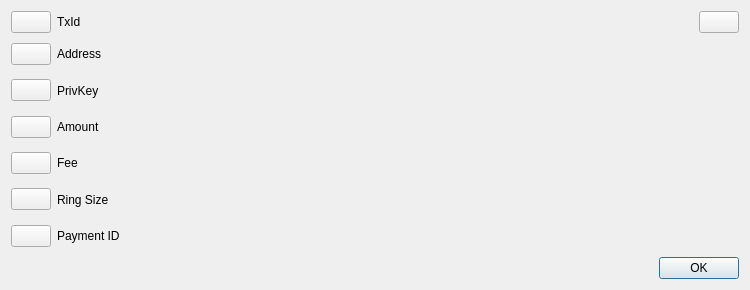
Old version of the form src/qt/forms/revealtxdialog.ui in the repository nashsclay/DAPSCoin.
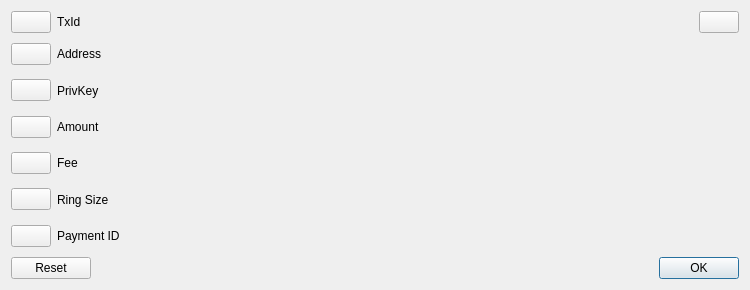
New version of the form.

Commit message: [Qt] Add "Delete Transaction" button on TX Dialog

```diff
--- a/src/qt/forms/revealtxdialog.ui
+++ b/src/qt/forms/revealtxdialog.ui
@@ -349,7 +349,7 @@
       <enum>Qt::Horizontal</enum>
      </property>
      <property name="standardButtons">
-      <set>QDialogButtonBox::Ok</set>
+      <set>QDialogButtonBox::Ok|QDialogButtonBox::Reset</set>
      </property>
     </widget>
    </item>
```
Left out of the diff: 2 changed lines with no effect on the pictures. The commit also changes 2 other files.
